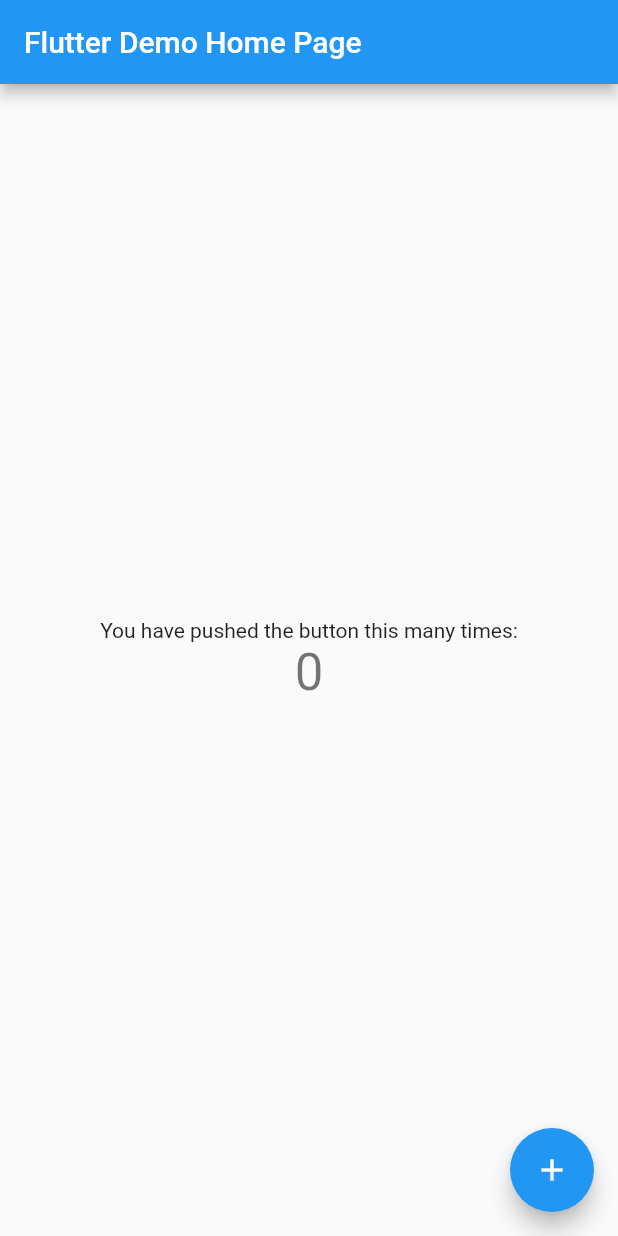
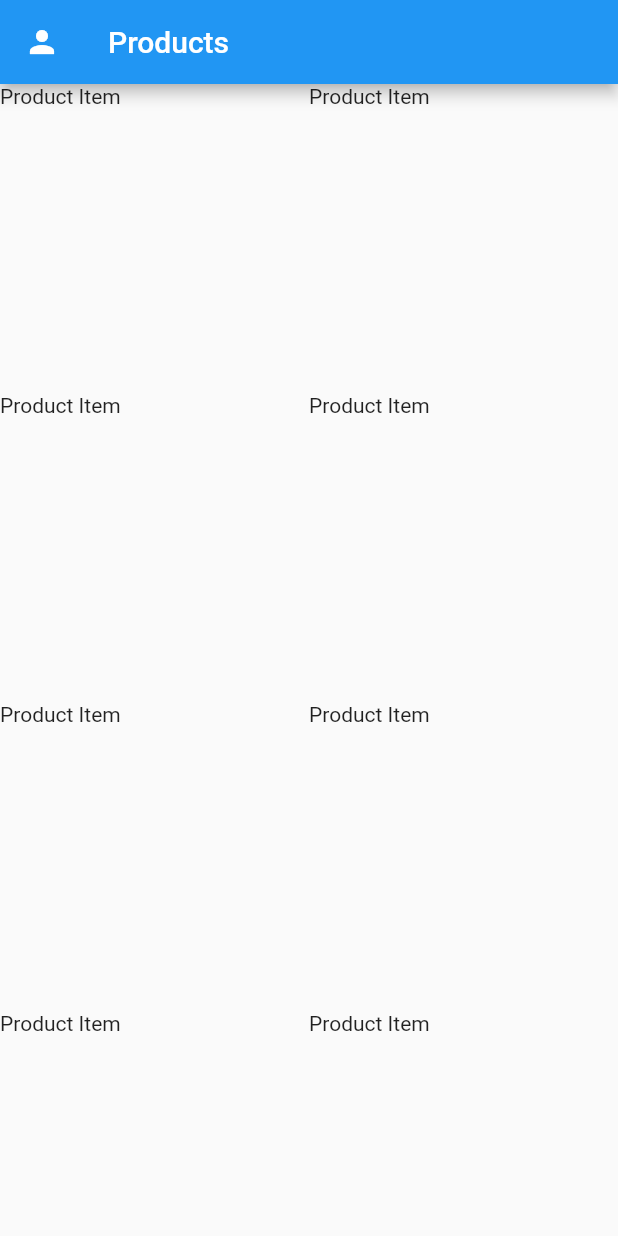
Before and after one commit to nebiyuelias1/flutter-tech-camp, a Flutter app: the screen it shows after launch, on a phone screen of 412 x 824 dp. Run offline on Flutter 3.47's test engine with Material 2 defaults, Android fonts, the phone set to English and light mode, and no system bars; our stand-ins replace auto_route.

Commit message:
Add auto_route package

```diff
--- a/lib/main.dart
+++ b/lib/main.dart
@@ -1,113 +1,22 @@
+import 'package:auto_route/auto_route.dart';
 import 'package:flutter/material.dart';
+import 'package:flutter_tech_camp/src/routes/router.gr.dart';
 
 void main() {
   runApp(MyApp());
 }
 
 class MyApp extends StatelessWidget {
-  // This widget is the root of your application.
   @override
   Widget build(BuildContext context) {
     return MaterialApp(
       title: 'Flutter Demo',
       theme: ThemeData(
-        // This is the theme of your application.
-        //
-        // Try running your application with "flutter run". You'll see the
-        // application has a blue toolbar. Then, without quitting the app, try
-        // changing the primarySwatch below to Colors.green and then invoke
-        // "hot reload" (press "r" in the console where you ran "flutter run",
-        // or simply save your changes to "hot reload" in a Flutter IDE).
-        // Notice that the counter didn't reset back to zero; the application
-        // is not restarted.
         primarySwatch: Colors.blue,
       ),
-      home: MyHomePage(title: 'Flutter Demo Home Page'),
+      builder: ExtendedNavigator(
+        router: AppRouter(),
+      ),
     );
   }
 }
-
-class MyHomePage extends StatefulWidget {
-  MyHomePage({Key key, this.title}) : super(key: key);
-
-  // This widget is the home page of your application. It is stateful, meaning
-  // that it has a State object (defined below) that contains fields that affect
-  // how it looks.
-
-  // This class is the configuration for the state. It holds the values (in this
-  // case the title) provided by the parent (in this case the App widget) and
-  // used by the build method of the State. Fields in a Widget subclass are
-  // always marked "final".
-
-  final String title;
-
-  @override
-  _MyHomePageState createState() => _MyHomePageState();
-}
-
-class _MyHomePageState extends State<MyHomePage> {
-  int _counter = 0;
-
-  void _incrementCounter() {
-    setState(() {
-      // This call to setState tells the Flutter framework that something has
-      // changed in this State, which causes it to rerun the build method below
-      // so that the display can reflect the updated values. If we changed
-      // _counter without calling setState(), then the build method would not be
-      // called again, and so nothing would appear to happen.
-      _counter++;
-    });
-  }
-
-  @override
-  Widget build(BuildContext context) {
-    // This method is rerun every time setState is called, for instance as done
-    // by the _incrementCounter method above.
-    //
-    // The Flutter framework has been optimized to make rerunning build methods
-    // fast, so that you can just rebuild anything that needs updating rather
-    // than having to individually change instances of widgets.
-    return Scaffold(
-      appBar: AppBar(
-        // Here we take the value from the MyHomePage object that was created by
-        // the App.build method, and use it to set our appbar title.
-        title: Text(widget.title),
-      ),
-      body: Center(
-        // Center is a layout widget. It takes a single child and positions it
-        // in the middle of the parent.
-        child: Column(
-          // Column is also a layout widget. It takes a list of children and
-          // arranges them vertically. By default, it sizes itself to fit its
-          // children horizontally, and tries to be as tall as its parent.
-          //
-          // Invoke "debug painting" (press "p" in the console, choose the
-          // "Toggle Debug Paint" action from the Flutter Inspector in Android
-          // Studio, or the "Toggle Debug Paint" command in Visual Studio Code)
-          // to see the wireframe for each widget.
-          //
-          // Column has various properties to control how it sizes itself and
-          // how it positions its children. Here we use mainAxisAlignment to
-          // center the children vertically; the main axis here is the vertical
-          // axis because Columns are vertical (the cross axis would be
-          // horizontal).
-          mainAxisAlignment: MainAxisAlignment.center,
-          children: <Widget>[
-            Text(
-              'You have pushed the button this many times:',
-            ),
-            Text(
-              '$_counter',
-              style: Theme.of(context).textTheme.headline4,
-            ),
-          ],
-        ),
-      ),
-      floatingActionButton: FloatingActionButton(
-        onPressed: _incrementCounter,
-        tooltip: 'Increment',
-        child: Icon(Icons.add),
-      ), // This trailing comma makes auto-formatting nicer for build methods.
-    );
-  }
-}
--- /dev/null
+++ b/lib/src/products_page.dart
@@ -0,0 +1,46 @@
+import 'package:auto_route/auto_route.dart';
+import 'package:flutter/material.dart';
+import 'package:flutter_tech_camp/src/routes/router.gr.dart';
+
+class ProductsPage extends StatelessWidget {
+  @override
+  Widget build(BuildContext context) {
+    return Scaffold(
+      appBar: AppBar(
+        title: Text('Products'),
+        leading: IconButton(
+          onPressed: () {
+            ExtendedNavigator.of(context).push(Routes.profilePage);
+          },
+          icon: Icon(
+            Icons.person,
+            color: Colors.white,
+          ),
+        ),
+      ),
+      body: _Products(),
+    );
+  }
+}
+
+class _Products extends StatelessWidget {
+  @override
+  Widget build(BuildContext context) {
+    return GridView.builder(
+      gridDelegate: SliverGridDelegateWithFixedCrossAxisCount(
+        crossAxisCount: 2,
+      ),
+      itemCount: 10,
+      itemBuilder: (_, index) {
+        return _Product();
+      },
+    );
+  }
+}
+
+class _Product extends StatelessWidget {
+  @override
+  Widget build(BuildContext context) {
+    return Text('Product Item');
+  }
+}
--- /dev/null
+++ b/lib/src/profile_page.dart
@@ -0,0 +1,12 @@
+import 'package:flutter/material.dart';
+
+class ProfilePage extends StatelessWidget {
+  @override
+  Widget build(BuildContext context) {
+    return Scaffold(
+      appBar: AppBar(
+        title: Text('Profile'),
+      ),
+    );
+  }
+}
--- /dev/null
+++ b/lib/src/routes/router.dart
@@ -0,0 +1,10 @@
+import 'package:auto_route/auto_route_annotations.dart';
+import 'package:flutter_tech_camp/src/products_page.dart';
+
+import '../profile_page.dart';
+
+@MaterialAutoRouter(routes: [
+  MaterialRoute(page: ProductsPage, initial: true),
+  MaterialRoute(page: ProfilePage)
+])
+class $AppRouter {}
--- a/pubspec.yaml
+++ b/pubspec.yaml
@@ -24,6 +24,7 @@ dependencies:
   flutter:
     sdk: flutter
 
+  auto_route: ^0.6.9
 
   # The following adds the Cupertino Icons font to your application.
   # Use with the CupertinoIcons class for iOS style icons.
@@ -32,6 +33,9 @@ dependencies:
 dev_dependencies:
   flutter_test:
     sdk: flutter
+
+  auto_route_generator: ^0.6.10
+  build_runner: ^1.11.1
 
 # For information on the generic Dart part of this file, see the
 # following page: https://dart.dev/tools/pub/pubspec
```
Also changed, not shown: lib/src/routes/router.gr.dart (added), pubspec.lock.
